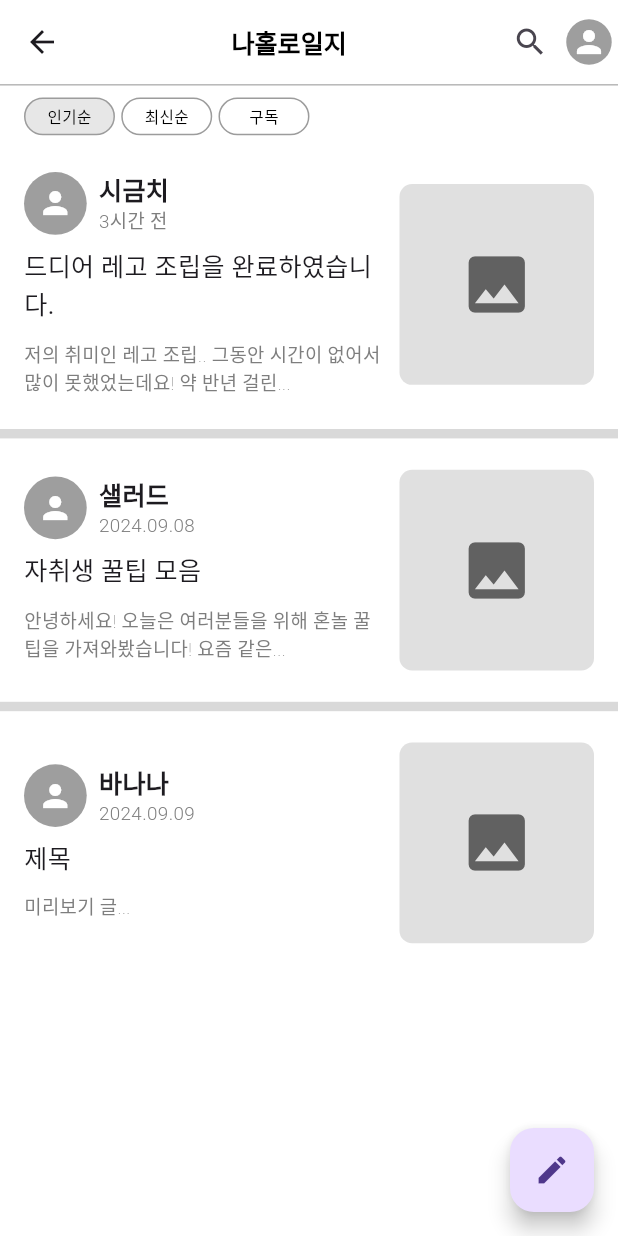
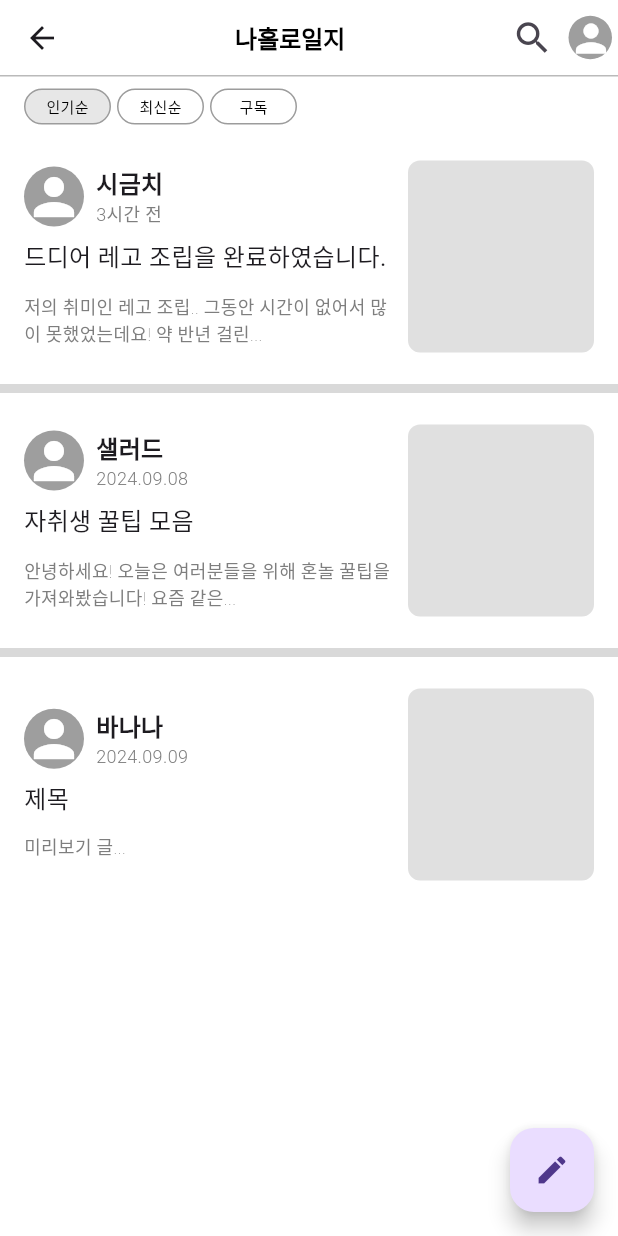
Before and after one commit to 2024yeso/Naholo, a Flutter app: the DiaryMain screen opened directly, on a phone screen of 412 x 824 dp. Run offline on Flutter 3.47's test engine with Material 3 defaults, Android fonts, the phone set to English and light mode, and no system bars; our stand-ins replace fluttertoast, google_sign_in; missing offline and left inert: o3d; accounts and stored records are empty.

Commit message:
feat: Set maximum size for widgets across the project
Set maximum size for widgets across the project to improve UI scalability and consistency.

```diff
--- a/nahollo_ysj/lib/diary/diary_main.dart
+++ b/nahollo_ysj/lib/diary/diary_main.dart
@@ -66,10 +66,11 @@ class _DiaryMainState extends State<DiaryMain> {
         children: [
           AppBar(
             backgroundColor: Colors.white,
+            toolbarHeight: SizeScaler.scaleSize(context, 25, 50),
             title: Center(
               child: Text('나홀로일지',
                   style: TextStyle(
-                    fontSize: SizeScaler.scaleSize(context, 8.0),
+                    fontSize: SizeScaler.scaleSize(context, 8, 16),
                     fontWeight: FontWeight.bold,
                     color: Colors.black,
                   )),
@@ -79,7 +80,7 @@ class _DiaryMainState extends State<DiaryMain> {
                 children: [
                   // 검색 페이지로 이동하는 버튼
                   IconButton(
-                    icon: const Icon(Icons.search),
+                    icon: Icon(Icons.search, size: SizeScaler.scaleSize(context, 14, 28)),
                     onPressed: () {
                       Navigator.push(
                         context,
@@ -99,20 +100,20 @@ class _DiaryMainState extends State<DiaryMain> {
                       );
                     },
                     child: CircleAvatar(
-                      radius: SizeScaler.scaleSize(context, 7.25),
+                      radius: SizeScaler.scaleSize(context, 7.25, 14.5),
                       backgroundColor: Colors.grey,
-                      child: Icon(Icons.person, color: Colors.white),
+                      child: Icon(Icons.person, color: Colors.white, size: SizeScaler.scaleSize(context, 15, 30)),
                     ),
                   ),
                   SizedBox(
-                      width: SizeScaler.scaleSize(context, 2.0)), // 버튼 사이의 여백
+                      width: SizeScaler.scaleSize(context, 2, 4)), // 버튼 사이의 여백
                 ],
               ),
             ],
           ),
           Container(
             color: const Color(0xFFBABABA), // 타이틀 회색 구분선 색상
-            height: SizeScaler.scaleSize(context, 0.5), // 구분선 두께
+            height: SizeScaler.scaleSize(context, 0.5, 1), // 구분선 두께
           ),
           // 정렬 버튼
           Container(
@@ -143,15 +144,15 @@ class _DiaryMainState extends State<DiaryMain> {
                     });
                   },
                   child: Container(
-                    width: SizeScaler.scaleSize(context, 29.0), // 버튼의 가로 길이 설정
-                    height: SizeScaler.scaleSize(context, 12.0), // 버튼의 세로 길이 설정
+                    width: SizeScaler.scaleSize(context, 29, 58), // 버튼의 가로 길이 설정
+                    height: SizeScaler.scaleSize(context, 12, 24), // 버튼의 세로 길이 설정
                     margin: EdgeInsets.only(
                         right:
-                            SizeScaler.scaleSize(context, 2.0)), // 버튼 사이 간격 설정
+                            SizeScaler.scaleSize(context, 2, 4)), // 버튼 사이 간격 설정
                     padding: EdgeInsets.symmetric(
-                        vertical: SizeScaler.scaleSize(context, 2.0),
+                        vertical: SizeScaler.scaleSize(context, 2, 4),
                         horizontal:
-                            SizeScaler.scaleSize(context, 4.0)), // 버튼 내부 패딩
+                            SizeScaler.scaleSize(context, 4, 8)), // 버튼 내부 패딩
                     decoration: BoxDecoration(
                       color: _selectedIndex == index
                           ? const Color(0xFFE7E7E7)
@@ -159,14 +160,13 @@ class _DiaryMainState extends State<DiaryMain> {
                       border:
                           Border.all(color: const Color(0xFF9C9C9C)), // 테두리 색상
                       borderRadius: BorderRadius.circular(
-                          SizeScaler.scaleSize(context, 12.0)), // 모서리 둥글게
+                          SizeScaler.scaleSize(context, 12, 24)), // 모서리 둥글게
                     ),
                     child: Center(
                       child: Text(
                         _buttonLabels[index],
                         style: TextStyle(
-                          fontSize: SizeScaler.scaleSize(
-                              context, 5.0), // 버튼 텍스트 폰트 크기 설정
+                          fontSize: SizeScaler.scaleSize(context, 5, 10), // 버튼 텍스트 폰트 크기 설정
                           fontWeight: FontWeight.w400,
                           color: Colors.black,
                         ),
@@ -182,7 +182,7 @@ class _DiaryMainState extends State<DiaryMain> {
               itemCount: blogPosts.length,
               separatorBuilder: (context, index) => Divider(
                 color: const Color(0xFFD9D9D9), // 회색 바
-                thickness: SizeScaler.scaleSize(context, 3.0), // 글 구분선 두께
+                thickness: SizeScaler.scaleSize(context, 3, 6), // 글 구분선 두께
               ),
               itemBuilder: (context, index) {
                 final post = blogPosts[index];
@@ -210,10 +210,9 @@ class _DiaryMainState extends State<DiaryMain> {
                               child: Row(
                                 children: [
                                   CircleAvatar(
-                                    radius: SizeScaler.scaleSize(context, 10.0),
+                                    radius: SizeScaler.scaleSize(context, 10, 20),
                                     backgroundColor: Colors.grey, // 회색 프로필 사진
-                                    child: Icon(Icons.person,
-                                        color: Colors.white), // 기본 아이콘
+                                    child: Icon(Icons.person, color: Colors.white, size: SizeScaler.scaleSize(context, 20, 40)), // 기본 아이콘
                                   ),
                                   SizedBox(width: 8.0),
                                   Expanded(
@@ -223,13 +222,11 @@ class _DiaryMainState extends State<DiaryMain> {
                                       children: [
                                         Text(post.author,
                                             style: TextStyle(
-                                                fontSize: SizeScaler.scaleSize(
-                                                    context, 8.0),
+                                                fontSize: SizeScaler.scaleSize(context, 8, 16),
                                                 fontWeight: FontWeight.w600)),
                                         Text(_formatDateTime(post.createdAt),
                                             style: TextStyle(
-                                                fontSize: SizeScaler.scaleSize(
-                                                    context, 6.0),
+                                                fontSize: SizeScaler.scaleSize(context, 6, 12),
                                                 fontWeight: FontWeight.w300,
                                                 color:
                                                     const Color(0xFF7E7E7E))),
@@ -261,13 +258,11 @@ class _DiaryMainState extends State<DiaryMain> {
                                 children: [
                                   Text(post.title,
                                       style: TextStyle(
-                                          fontSize: SizeScaler.scaleSize(
-                                              context, 8.0))),
+                                          fontSize: SizeScaler.scaleSize(context, 8, 16))),
                                   SizedBox(height: 12.0),
                                   Text(post.getContentPreview(50),
                                       style: TextStyle(
-                                          fontSize: SizeScaler.scaleSize(
-                                              context, 6.0),
+                                          fontSize: SizeScaler.scaleSize(context, 6, 12),
                                           fontWeight: FontWeight.w200,
                                           color: const Color(0xFF7E7E7E))),
                                 ],
@@ -279,17 +274,13 @@ class _DiaryMainState extends State<DiaryMain> {
                       SizedBox(width: 8.0),
                       // 오른쪽 칸 (사진)
                       Container(
-                        width: SizeScaler.scaleSize(context, 62.0), // 사진의 가로 길이
+                        width: SizeScaler.scaleSize(context, 62, 124), // 사진의 가로 길이
                         height:
-                            SizeScaler.scaleSize(context, 64.0), // 사진의 세로 길이
+                            SizeScaler.scaleSize(context, 64, 128), // 사진의 세로 길이
                         decoration: BoxDecoration(
                           color: Colors.grey[300], // 회색 상자
                           borderRadius: BorderRadius.circular(
-                              SizeScaler.scaleSize(context, 4.0)), // 둥근 모서리
-                        ),
-                        child: Center(
-                          child: Icon(Icons.image,
-                              color: Colors.grey[700], size: 50.0), // 이미지 아이콘
+                              SizeScaler.scaleSize(context, 4, 8)), // 둥근 모서리
                         ),
                       ),
                     ],
```
Also changed, not shown: nahollo_ysj/lib/diary/diary_comment.dart (+16 -8 lines), nahollo_ysj/lib/diary/diary_text.dart (+23 -16 lines).
